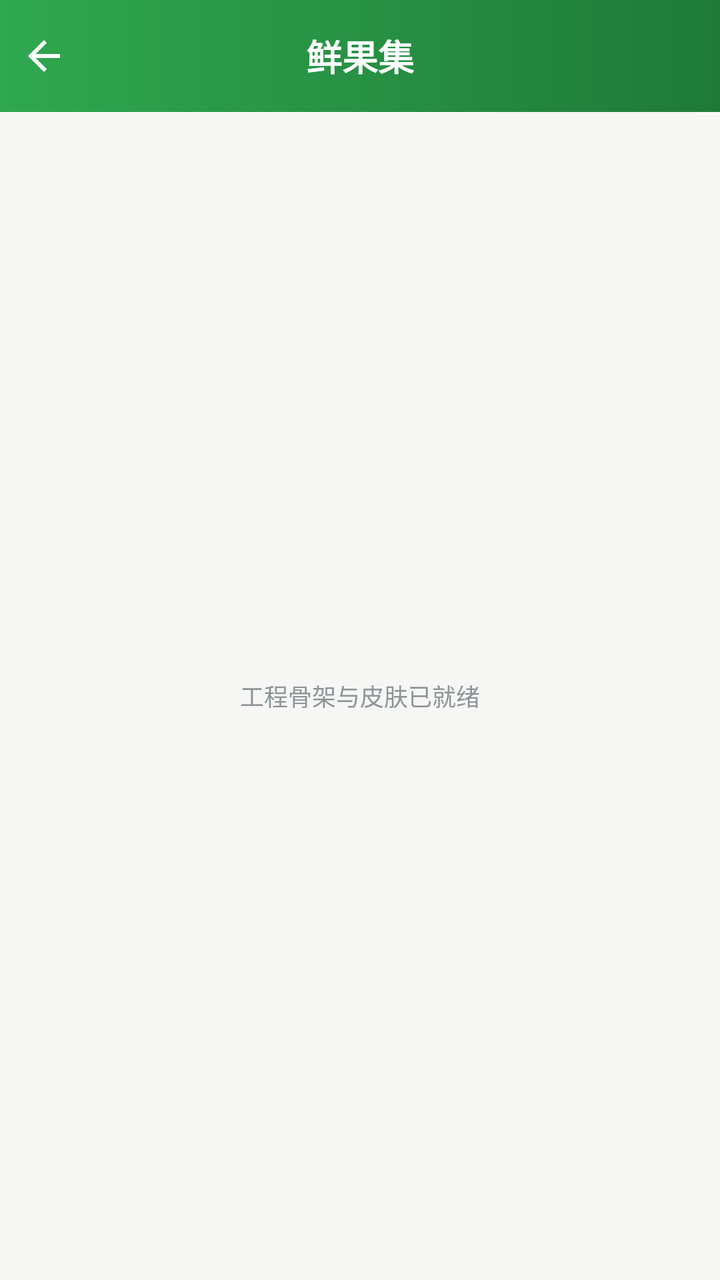
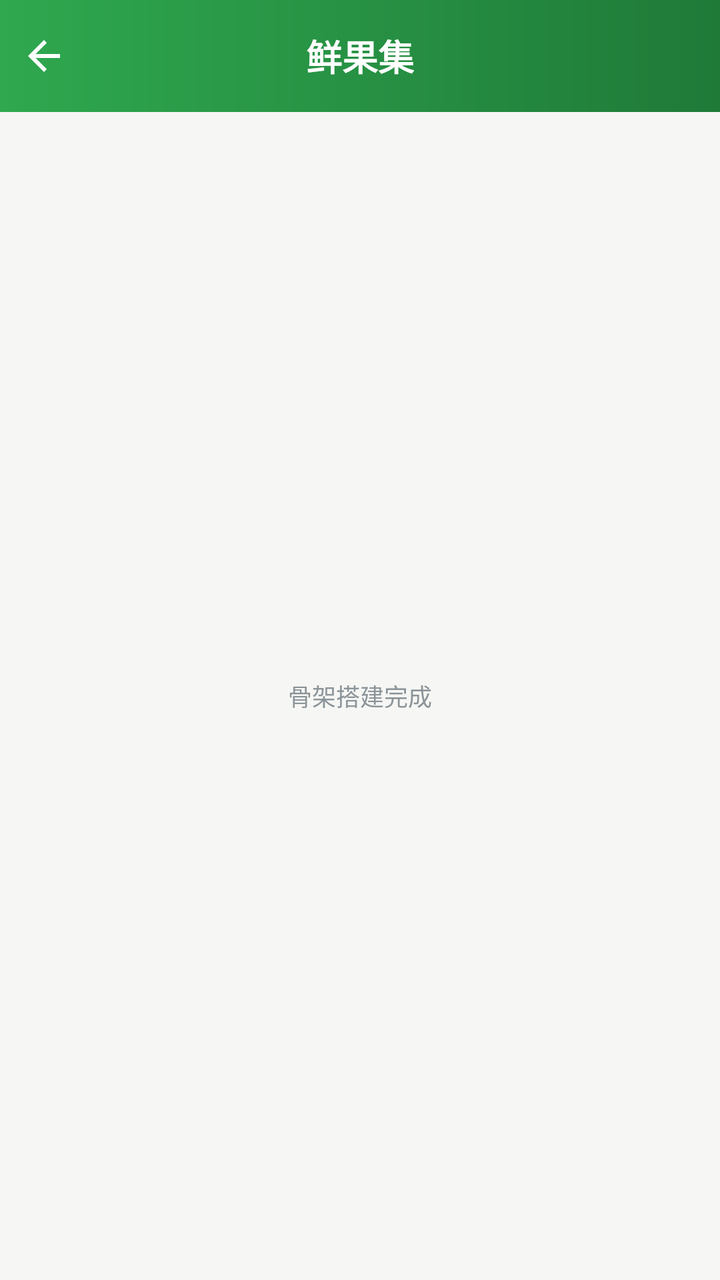

The first picture is an Android layout as it rendered before a commit; the second is the same layout after the commit. The layout source and the unified diff follow.
<!-- AndroidManifest.xml: application theme Theme.FruitShop -->
<!-- res/layout/activity_main.xml -->
<?xml version="1.0" encoding="utf-8"?>
<LinearLayout xmlns:android="http://schemas.android.com/apk/res/android"
    android:layout_width="match_parent"
    android:layout_height="match_parent"
    android:orientation="vertical"
    android:background="@color/bgPage">

    <include layout="@layout/include_title_bar" />

    <TextView
        android:layout_width="match_parent"
        android:layout_height="match_parent"
        android:gravity="center"
        android:text="工程骨架与皮肤已就绪"
        style="@style/text_sub_12" />

</LinearLayout>
<!-- res/layout/include_title_bar.xml (included above) -->
<?xml version="1.0" encoding="utf-8"?>
<FrameLayout xmlns:android="http://schemas.android.com/apk/res/android"
    android:id="@+id/title_bar"
    android:layout_width="match_parent"
    android:layout_height="56dp"
    android:background="@drawable/bg_title_bar">

    <ImageView
        android:id="@+id/iv_back"
        android:layout_width="44dp"
        android:layout_height="match_parent"
        android:padding="10dp"
        android:src="@drawable/ic_back"
        android:scaleType="centerInside"
        android:contentDescription="返回" />

    <TextView
        android:id="@+id/tv_title"
        style="@style/title_bar_text"
        android:layout_width="wrap_content"
        android:layout_height="wrap_content"
        android:layout_gravity="center"
        android:layout_marginLeft="56dp"
        android:layout_marginRight="56dp"
        android:text="@string/title_home" />

</FrameLayout>
<!-- resources referenced by this layout -->
<resources>
  <color name="bgPage">#F6F7F4</color>
  <!-- drawable bg_title_bar (drawable) -->
  <?xml version="1.0" encoding="utf-8"?>
  <shape xmlns:android="http://schemas.android.com/apk/res/android"
      android:shape="rectangle">
      <gradient
          android:angle="0"
          android:endColor="@color/colorPrimaryDark"
          android:startColor="@color/colorPrimary" />
  </shape>
  <!-- drawable ic_back (drawable) -->
  <?xml version="1.0" encoding="utf-8"?>
  <vector xmlns:android="http://schemas.android.com/apk/res/android"
      android:width="24dp"
      android:height="24dp"
      android:viewportWidth="24"
      android:viewportHeight="24">
      <path
          android:fillColor="#FFFFFFFF"
          android:pathData="M20,11H7.83l5.59,-5.59L12,4l-8,8 8,8 1.41,-1.41L7.83,13H20v-2z" />
  </vector>
  <string name="title_home">鲜果集</string>
  <style name="text_sub_12">
          <item name="android:textColor">@color/textSub</item>
          <item name="android:textSize">12sp</item>
      </style>
  <style name="title_bar_text">
          <item name="android:textColor">@color/white</item>
          <item name="android:textSize">18sp</item>
          <item name="android:textStyle">bold</item>
          <item name="android:singleLine">true</item>
          <item name="android:ellipsize">end</item>
      </style>
  <style name="Theme.FruitShop" parent="Theme.MaterialComponents.Light.NoActionBar">
          <item name="colorPrimary">@color/colorPrimary</item>
          <item name="colorPrimaryVariant">@color/colorPrimaryDark</item>
          <item name="colorOnPrimary">@color/white</item>
          <item name="colorSecondary">@color/colorAccent</item>
          <item name="colorSecondaryVariant">@color/colorAccent</item>
          <item name="colorOnSecondary">@color/white</item>
  
          <item name="android:statusBarColor">@color/colorPrimaryDark</item>
          <item name="android:windowBackground">@color/bgPage</item>
          <item name="android:textColorPrimary">@color/textMain</item>
          <item name="android:textColorSecondary">@color/textSub</item>
      </style>
  <color name="colorPrimaryDark">#1F7A38</color>
  <color name="colorPrimary">#2FA84F</color>
  <color name="textSub">#8C9499</color>
  <color name="white">#FFFFFFFF</color>
  <color name="colorAccent">#FF8A3D</color>
  <color name="textMain">#23282B</color>
</resources>

<!-- the commit's change to res/layout/activity_main.xml (unified diff, before → after) -->
@@ -11,7 +11,7 @@
         android:layout_width="match_parent"
         android:layout_height="match_parent"
         android:gravity="center"
-        android:text="工程骨架与皮肤已就绪"
+        android:text="骨架搭建完成"
         style="@style/text_sub_12" />
 
 </LinearLayout>
